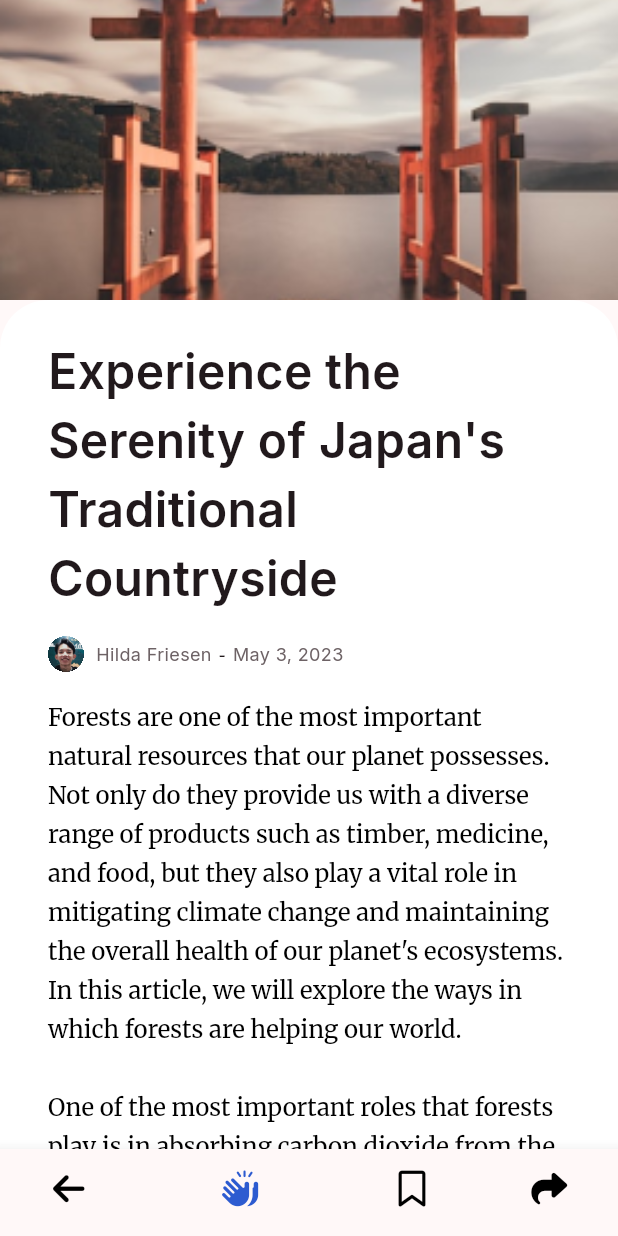
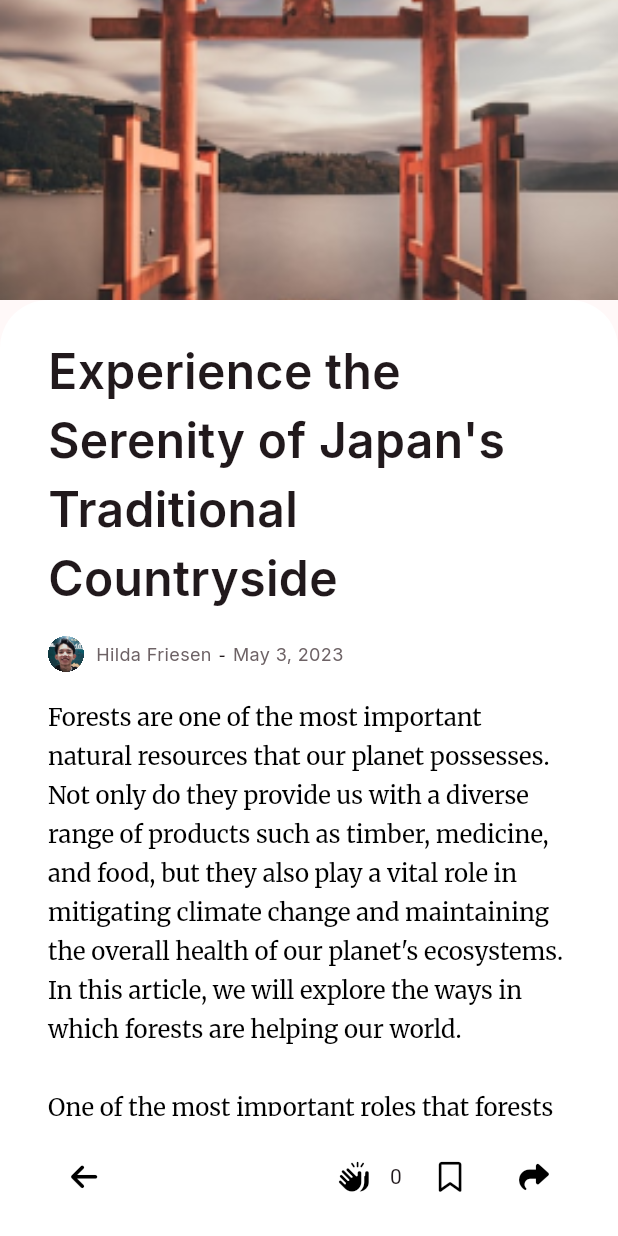
Before and after one commit to alifzaidan/lask-news, a Flutter app: the ArticleScreen screen opened directly with sample values from the repository, on a phone screen of 412 x 824 dp. Run offline on Flutter 3.47's test engine with Material 2 defaults, Android fonts, the light colour scheme and no system bars; our stand-ins replace font_awesome_flutter, google_fonts, google_nav_bar.

Commit message:
add bottom-app-bar

```diff
--- a/lib/screen/article_screen.dart
+++ b/lib/screen/article_screen.dart
@@ -3,8 +3,16 @@ import 'package:font_awesome_flutter/font_awesome_flutter.dart';
 import 'package:google_fonts/google_fonts.dart';
 import 'package:lask_news_app/models/news_model.dart';
 
-class ArticleScreen extends StatelessWidget {
+class ArticleScreen extends StatefulWidget {
   const ArticleScreen({Key? key});
+
+  @override
+  State<ArticleScreen> createState() => _ArticleScreenState();
+}
+
+class _ArticleScreenState extends State<ArticleScreen> {
+  Color _colorsClap = Colors.black;
+  int _total = 0;
 
   @override
   Widget build(BuildContext context) {
@@ -29,7 +37,7 @@ class ArticleScreen extends StatelessWidget {
         },
         body: _content(news),
       ),
-      bottomNavigationBar: _bottomNavigationBar(context),
+      bottomNavigationBar: _bottomAppBar(context),
     );
   }
 
@@ -118,43 +126,70 @@ class ArticleScreen extends StatelessWidget {
     );
   }
 
-  Widget _bottomNavigationBar(BuildContext context) {
-    return BottomNavigationBar(
-      unselectedItemColor: Colors.black,
-      selectedItemColor: const Color(0xFF2D5BD0),
-      currentIndex: 1,
-      showSelectedLabels: false,
-      onTap: (int index) {
-        // Fungsi ini akan dipanggil saat tombol di BottomNavigationBar diklik
-        if (index == 0) {
-          // Navigasi kembali ke halaman sebelumnya
+  Widget _bottomAppBar(BuildContext context) {
+    return BottomAppBar(
+      color: Colors.white,
+      child: Container(
+        padding: const EdgeInsets.symmetric(horizontal: 16),
+        child: Row(
+          children: [
+            IconButton(
+              icon: const FaIcon(
+                FontAwesomeIcons.arrowLeft,
+                size: 20,
+                color: Colors.black,
+              ),
+              onPressed: () {
                 Navigator.pop(context);
-        } else if (index == 1) {
-          // Tambahkan fungsi untuk tombol "Like" di sini
-        } else if (index == 2) {
-          // Tambahkan fungsi untuk tombol "Save Bookmark" di sini
-        } else if (index == 3) {
-          // Tambahkan fungsi untuk tombol "Share" di sini
+              },
+            ),
+            const Spacer(),
+            StatefulBuilder(
+              builder: (context, setState) {
+                return IconButton(
+                  icon: FaIcon(
+                    FontAwesomeIcons.handsClapping,
+                    size: 20,
+                    color: _colorsClap,
+                  ),
+                  onPressed: () {
+                    setState(
+                      () {
+                        if (_colorsClap == Colors.black) {
+                          _colorsClap = const Color(0xFF2D5BD0);
+                          _total++;
+                        } else {
+                          _colorsClap = Colors.black;
+                          _total--;
                         }
                       },
-      items: const [
-        BottomNavigationBarItem(
-          icon: FaIcon(FontAwesomeIcons.arrowLeft),
-          label: 'Back',
+                    );
+                  },
+                );
+              },
             ),
-        BottomNavigationBarItem(
-          icon: FaIcon(FontAwesomeIcons.handsClapping),
-          label: 'Like',
+            Text(_total.toString()),
+            const SizedBox(width: 8),
+            IconButton(
+              icon: const FaIcon(
+                FontAwesomeIcons.bookmark,
+                size: 20,
+                color: Colors.black,
               ),
-        BottomNavigationBarItem(
-          icon: FaIcon(FontAwesomeIcons.bookmark),
-          label: 'Save Bookmark',
+              onPressed: () {},
             ),
-        BottomNavigationBarItem(
-          icon: FaIcon(FontAwesomeIcons.share),
-          label: 'Share',
+            const SizedBox(width: 8),
+            IconButton(
+              icon: const FaIcon(
+                FontAwesomeIcons.share,
+                size: 20,
+                color: Colors.black,
+              ),
+              onPressed: () {},
             ),
           ],
+        ),
+      ),
     );
   }
 }
```
Lines whose indentation alone changed are shown as unchanged.
